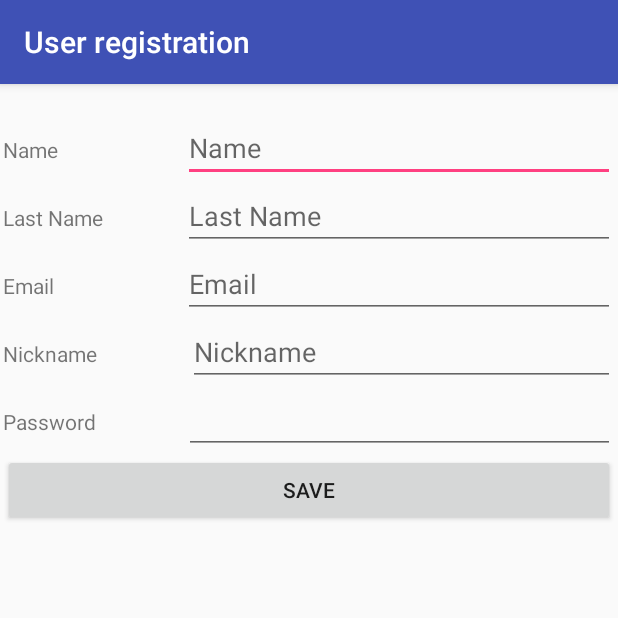
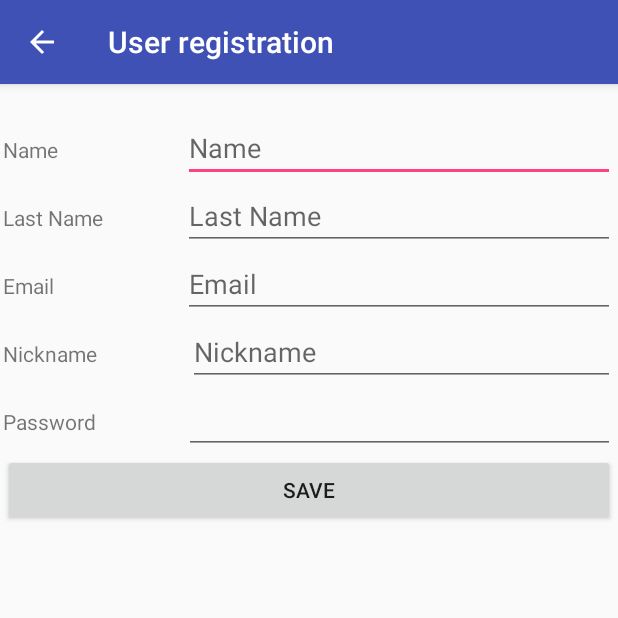
Before and after one commit to dgutierrez11/MyFirebaseApp, an Android app: the screen it shows after launch (MainActivity), after a tap on an icon or button, on a phone screen of 412 x 824 dp, the top half of it. Run offline under Robolectric (Android 15) with nearby library versions, the phone set to English and light mode, and no system bars; our stand-ins replace Firebase (no records; nobody signed in at launch, a user with empty details on screens opened directly).

Commit message:
Se organiza código y se agrega boton de navegación

```diff
--- a/app/src/main/java/com/demo/leoguti/myfirebaseapp/MainActivity.java
+++ b/app/src/main/java/com/demo/leoguti/myfirebaseapp/MainActivity.java
@@ -3,6 +3,7 @@ package com.demo.leoguti.myfirebaseapp;
 import android.content.DialogInterface;
 import android.content.Intent;
 import android.os.Bundle;
+import android.support.v7.app.ActionBar;
 import android.support.v7.app.AlertDialog;
 import android.support.v7.app.AppCompatActivity;
 import android.support.v7.widget.Toolbar;
@@ -33,7 +34,13 @@ public class MainActivity extends AppCompatActivity {
         setContentView(R.layout.activity_main);
 
         toolbar = (Toolbar) findViewById(R.id.iniToolBar);
+        toolbar.setTitle(R.string.registration);
+        setSupportActionBar(toolbar);
+        // Get a support ActionBar corresponding to this toolbar
+        ActionBar ab = getSupportActionBar();
 
+        // Enable the Up button
+        ab.setDisplayHomeAsUpEnabled(true);
 
         txtName = (EditText) findViewById(R.id.txtName);
         txtLastName = (EditText) findViewById(R.id.txtLastName);
--- a/app/src/main/java/com/demo/leoguti/myfirebaseapp/UserList.java
+++ b/app/src/main/java/com/demo/leoguti/myfirebaseapp/UserList.java
@@ -57,17 +57,6 @@ public class UserList extends AppCompatActivity {
 
         listaRegistros = (ListView) findViewById(R.id.lista_registro);
         dataModels= new ArrayList<>();
-
-        User user1 = new User();
-        user1.setNombre("David");
-        dataModels.add(user1);
-        //listaUsernames.add("leoguti11");
-        //adapter = new ArrayAdapter(this, android.R.layout.simple_list_item_1, listaUsernames);
-
-        //listaRegistros.setAdapter(adapter);
-       /*
-        adapter = new CustomAdapter(dataModels,getApplicationContext());
-        listaRegistros.setAdapter(adapter);*/
 
         CrearEventoLista();
         VisualizarRegistros();
```
Also changed, not shown: app/src/main/AndroidManifest.xml (+5 -2 lines).
